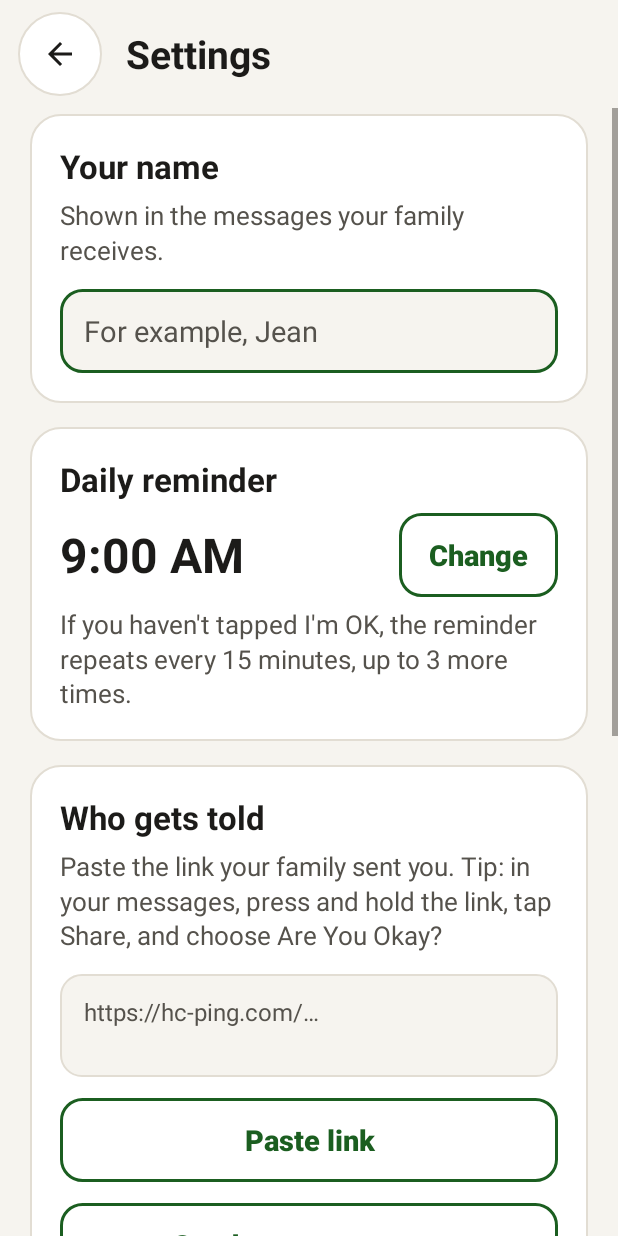
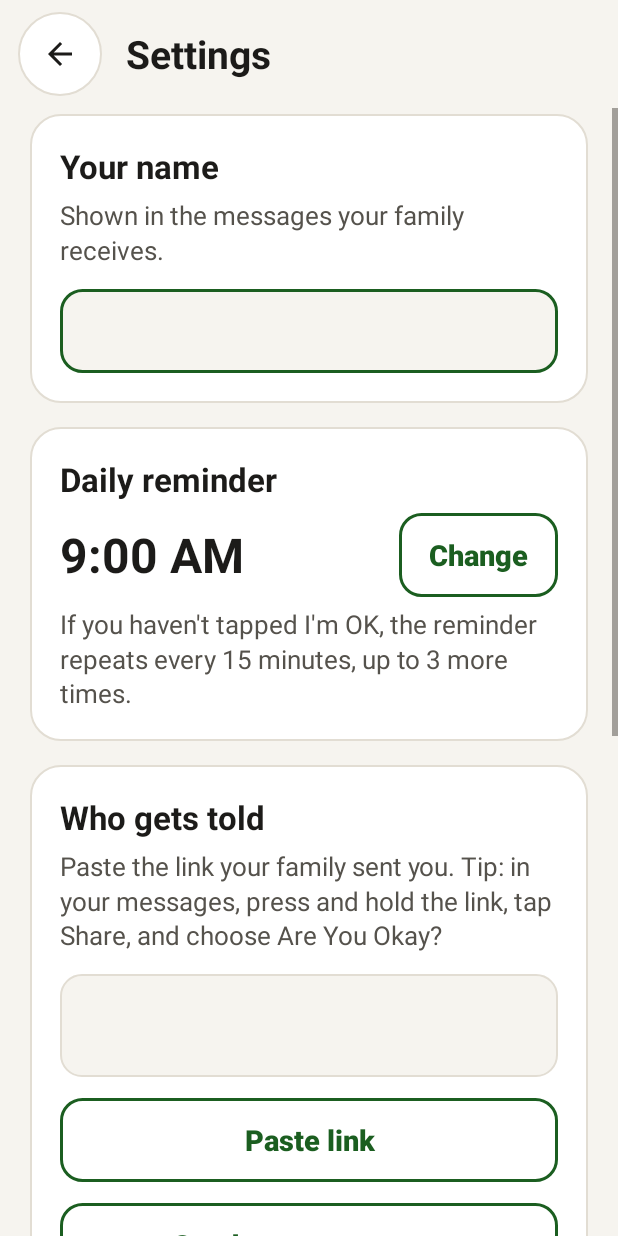
Before and after one commit to aubree-AI/path-of-the-luminary, an Android app: the SettingsActivity screen opened directly, with no data from a screen before it, on a phone screen of 412 x 824 dp. Run offline under Robolectric (Android 15) with nearby library versions, the phone set to English and light mode, and no system bars.

```diff
--- a/are-you-okay/app/src/main/AndroidManifest.xml
+++ b/are-you-okay/app/src/main/AndroidManifest.xml
@@ -45,7 +45,6 @@
         <activity
             android:name=".SettingsActivity"
             android:exported="true"
-            android:label="@string/app_name"
             android:launchMode="singleTop">
             <intent-filter>
                 <action android:name="android.intent.action.SEND" />
--- a/are-you-okay/app/src/main/res/layout-land/activity_main.xml
+++ b/are-you-okay/app/src/main/res/layout-land/activity_main.xml
@@ -3,12 +3,12 @@
 <FrameLayout xmlns:android="http://schemas.android.com/apk/res/android"
     android:layout_width="match_parent"
     android:layout_height="match_parent"
-    android:background="@color/background"
     android:fitsSystemWindows="true">
 
     <LinearLayout
         android:layout_width="match_parent"
         android:layout_height="match_parent"
+        android:baselineAligned="false"
         android:orientation="horizontal"
         android:padding="@dimen/screen_padding">
 
--- a/are-you-okay/app/src/main/res/layout/activity_main.xml
+++ b/are-you-okay/app/src/main/res/layout/activity_main.xml
@@ -3,7 +3,6 @@
 <FrameLayout xmlns:android="http://schemas.android.com/apk/res/android"
     android:layout_width="match_parent"
     android:layout_height="match_parent"
-    android:background="@color/background"
     android:fitsSystemWindows="true">
 
     <LinearLayout
--- a/are-you-okay/app/src/main/res/layout/activity_settings.xml
+++ b/are-you-okay/app/src/main/res/layout/activity_settings.xml
@@ -2,7 +2,6 @@
 <FrameLayout xmlns:android="http://schemas.android.com/apk/res/android"
     android:layout_width="match_parent"
     android:layout_height="match_parent"
-    android:background="@color/background"
     android:fitsSystemWindows="true">
 
     <LinearLayout
@@ -57,7 +56,6 @@
                         android:id="@+id/name"
                         style="@style/Field"
                         android:autofillHints="name"
-                        android:hint="@string/hint_name"
                         android:inputType="textPersonName|textCapWords" />
                 </LinearLayout>
 
@@ -94,7 +92,6 @@
                         android:id="@+id/links"
                         style="@style/Field"
                         android:gravity="top"
-                        android:hint="@string/hint_links"
                         android:importantForAutofill="no"
                         android:inputType="textUri|textMultiLine"
                         android:minLines="2"
--- a/are-you-okay/app/src/main/res/values/strings.xml
+++ b/are-you-okay/app/src/main/res/values/strings.xml
@@ -26,11 +26,9 @@
     <string name="back">Back</string>
     <string name="label_name">Your name</string>
     <string name="help_name">Shown in the messages your family receives.</string>
-    <string name="hint_name">For example, Jean</string>
     <string name="label_time">Daily reminder</string>
     <string name="change">Change</string>
     <string name="label_links">Who gets told</string>
-    <string name="hint_links">https://hc-ping.com/…</string>
     <string name="test">Send a test message</string>
     <string name="test_sending">Sending…</string>
     <string name="test_no_links">Add a check-in link first.</string>
```
Also changed, not shown: are-you-okay/app/build.gradle.kts (+9 -1 lines), 2 other files.
